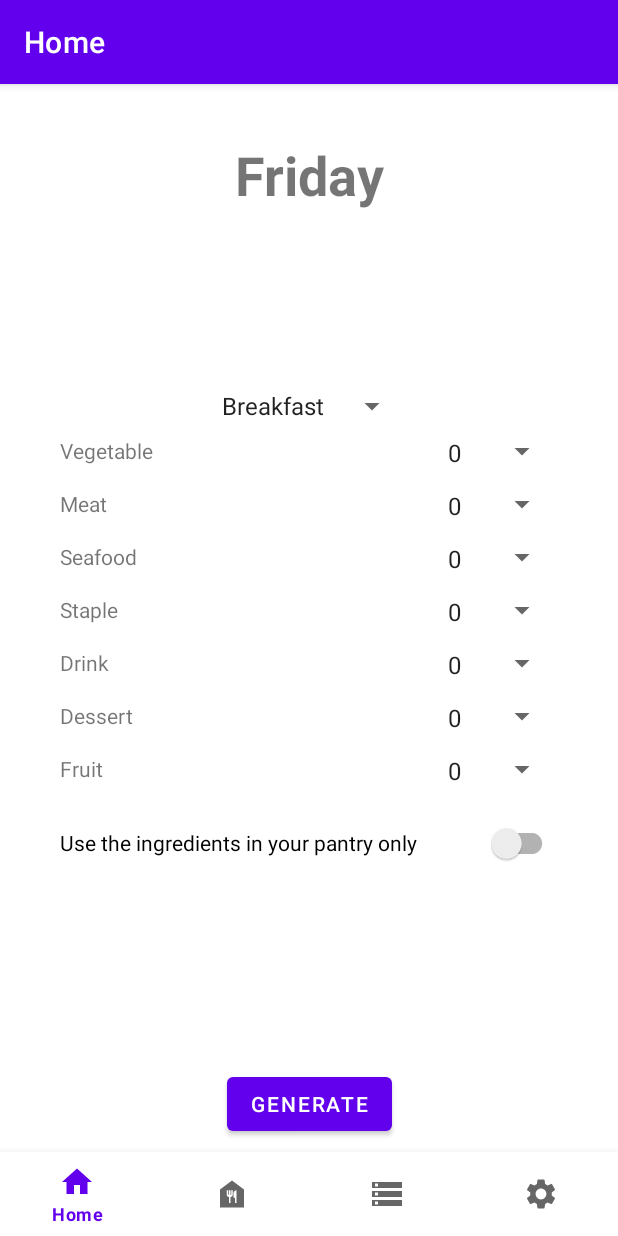
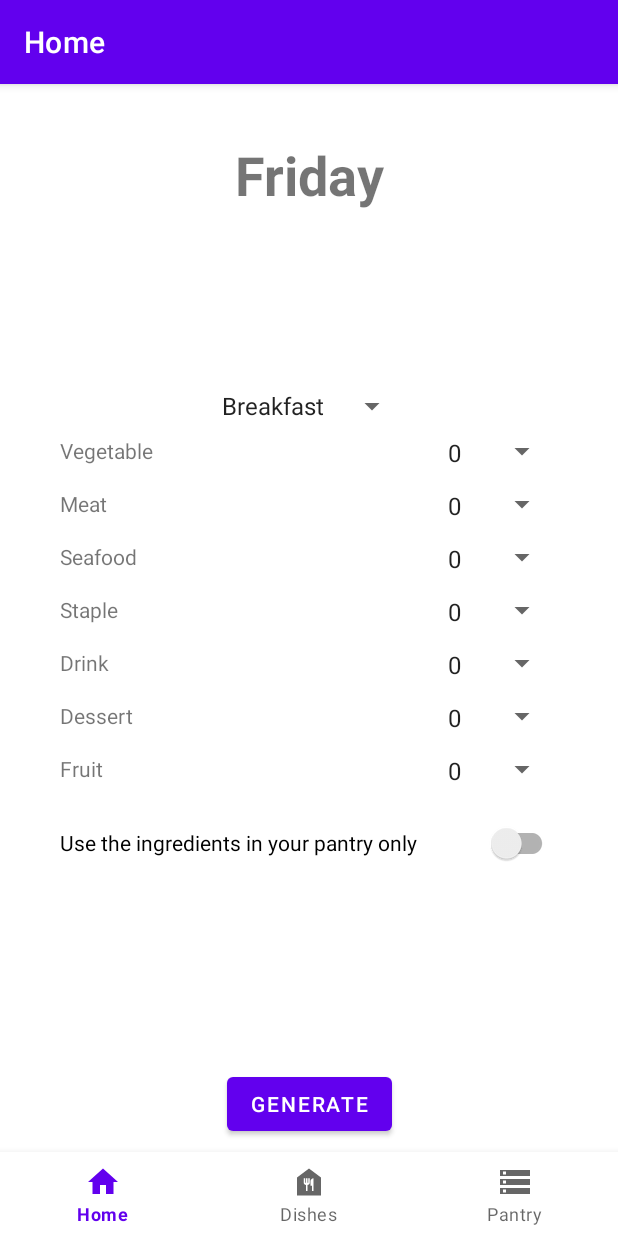
Before and after one commit to czhang83/comp371_meal_planner_final, an Android app: the screen it shows after launch (MainActivity), on a phone screen of 412 x 824 dp. Run offline under Robolectric (Android 15) with nearby library versions, the phone set to English and light mode, and no system bars; our stand-ins replace Room's generated code, navigation-ui.

```diff
--- a/app/src/main/java/com/example/mealplanner/MainActivity.java
+++ b/app/src/main/java/com/example/mealplanner/MainActivity.java
@@ -35,7 +35,7 @@ public class MainActivity extends AppCompatActivity {
         // Passing each menu ID as a set of Ids because each
         // menu should be considered as top level destinations.
         AppBarConfiguration appBarConfiguration = new AppBarConfiguration.Builder(
-                R.id.navigation_home, R.id.navigation_dishes, R.id.navigation_pantry, R.id.navigation_setting)
+                R.id.navigation_home, R.id.navigation_dishes, R.id.navigation_pantry)
                 .build();
         // work around for using FragmentContainerView
         NavHostFragment navHostFragment = (NavHostFragment) getSupportFragmentManager().findFragmentById(R.id.nav_host_fragment);
--- a/app/src/main/res/menu/bottom_nav_menu.xml
+++ b/app/src/main/res/menu/bottom_nav_menu.xml
@@ -16,9 +16,5 @@
         android:icon="@drawable/ic_pantry"
         android:title="@string/title_pantry" />
 
-    <item
-        android:id="@+id/navigation_setting"
-        android:icon="@drawable/ic_setting"
-        android:title="@string/title_setting" />
 
 </menu>
--- a/app/src/main/res/navigation/mobile_navigation.xml
+++ b/app/src/main/res/navigation/mobile_navigation.xml
@@ -23,9 +23,4 @@
         android:label="@string/title_pantry"
         tools:layout="@layout/fragment_pantry" />
 
-    <fragment
-        android:id="@+id/navigation_setting"
-        android:name="com.example.mealplanner.fragments.SettingFragment"
-        android:label="@string/title_setting"
-        tools:layout="@layout/fragment_setting" />
 </navigation>
--- a/app/src/main/res/values/strings.xml
+++ b/app/src/main/res/values/strings.xml
@@ -6,7 +6,6 @@
     <string name="title_home">Home</string>
     <string name="title_dishes">Dishes</string>
     <string name="title_pantry">Pantry</string>
-    <string name="title_setting">Setting</string>
     <string name="title_search_dish">Search Dish</string>
 
     <string name="ingredient">Ingredient</string>
```
Also changed, not shown: app/src/main/java/com/example/mealplanner/fragments/SettingFragment.java (deleted, +0 -23 lines), app/src/main/res/layout/fragment_setting.xml (deleted, +0 -22 lines), 1 other file.
